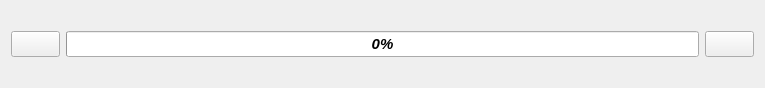
This is src/CartesianPositionWidget.ui in thinkexist1989/rocos-viz as Qt 5 draws it before an edit. The edited form follows.
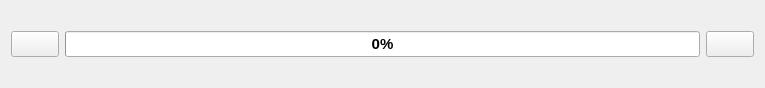
This is the edited form. Icons and pictures are not drawn.

```diff
--- a/src/CartesianPositionWidget.ui
+++ b/src/CartesianPositionWidget.ui
@@ -15,7 +15,7 @@
     <family>Arial</family>
     <pointsize>11</pointsize>
     <weight>75</weight>
-    <italic>true</italic>
+    <italic>false</italic>
     <bold>true</bold>
    </font>
   </property>
```
